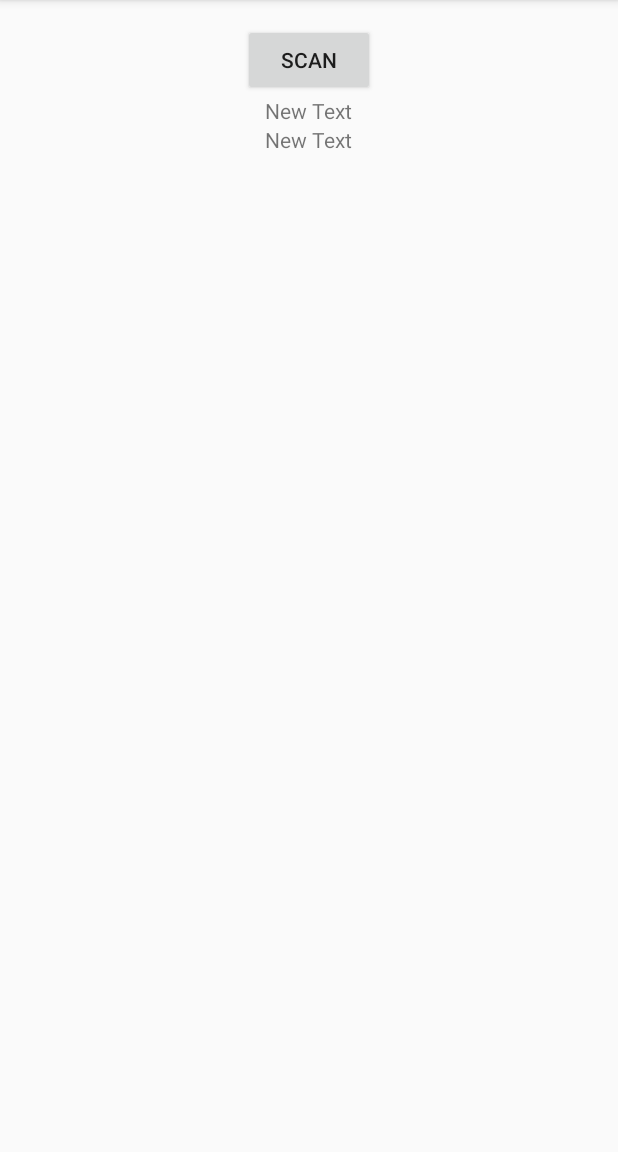
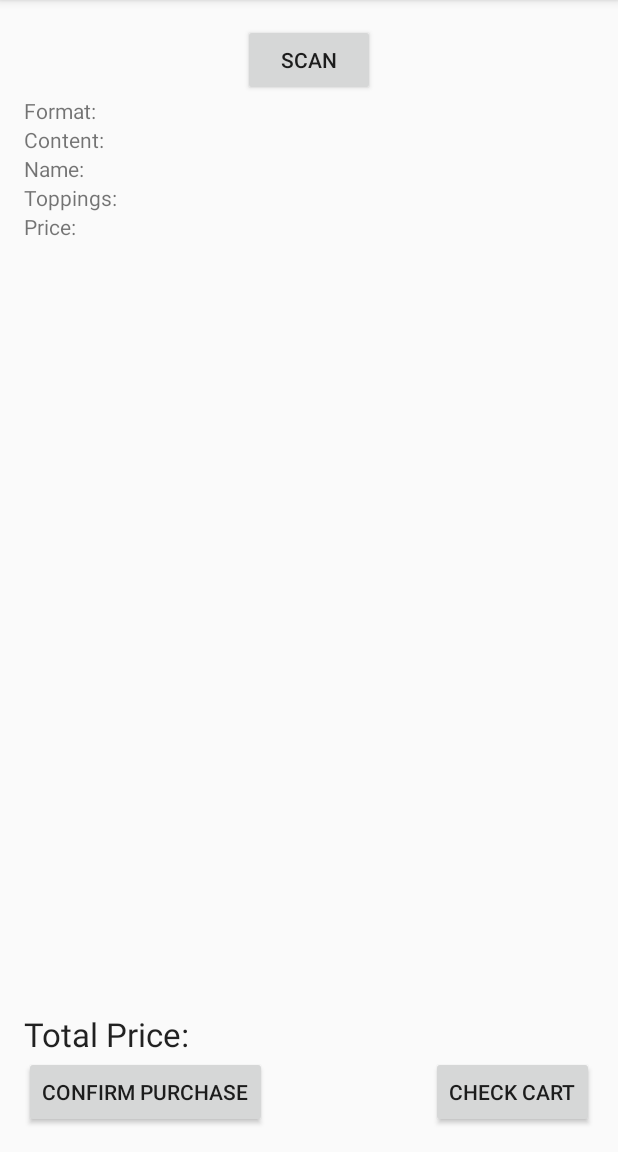
Before and after one commit to dwyenp1/soften2016_TeamBoris, an Android app: the screen it shows after launch (MainBarcodeScannerActivity), on a phone screen of 412 x 824 dp, the part 84-1236 px from its top. Run offline under Robolectric (Android 15) with nearby library versions, the phone set to English and light mode, and no system bars.

Commit message:
included price labels, running total price, and confirm purchase/ check cart buttons with click events

```diff
--- a/BarcodeScannerApp/app/src/main/java/bit/macdo5/barcodescannerapp/MainBarcodeScannerActivity.java
+++ b/BarcodeScannerApp/app/src/main/java/bit/macdo5/barcodescannerapp/MainBarcodeScannerActivity.java
@@ -30,6 +30,13 @@ public class MainBarcodeScannerActivity extends AppCompatActivity implements OnC
         if(v.getId()==R.id.scan_button){
             IntentIntegrator scanIntegrator = new IntentIntegrator(this);
             scanIntegrator.initiateScan();
+
+        }
+        if(v.getId()==R.id.btnConfirmPurchase) {
+
+        }
+        if(v.getId()==R.id.btnCheckCart) {
+
         }
     }
     public void onActivityResult(int requestCode, int resultCode, Intent intent) {
--- a/BarcodeScannerApp/app/src/main/res/layout/activity_main_barcode_scanner.xml
+++ b/BarcodeScannerApp/app/src/main/res/layout/activity_main_barcode_scanner.xml
@@ -16,21 +16,133 @@
         android:id="@+id/scan_button"
         android:layout_alignParentTop="true"
         android:layout_centerHorizontal="true" />
+    <TextView
+        android:layout_width="wrap_content"
+        android:layout_height="wrap_content"
+        android:text="Format:    "
+        android:id="@+id/format"
+        android:layout_below="@+id/scan_button"
+        android:layout_alignParentLeft="true"
+        android:layout_alignParentStart="true" />
 
     <TextView
         android:layout_width="wrap_content"
         android:layout_height="wrap_content"
-        android:text="New Text"
+        android:text=""
         android:id="@+id/scan_format"
-        android:layout_below="@+id/scan_button"
-        android:layout_centerHorizontal="true" />
+        android:layout_alignTop="@+id/format"
+        android:layout_toRightOf="@+id/format"
+        android:layout_toEndOf="@+id/format" />
 
     <TextView
         android:layout_width="wrap_content"
         android:layout_height="wrap_content"
-        android:text="New Text"
+        android:text="Content:    "
+        android:id="@+id/content"
+        android:layout_below="@+id/scan_format"
+        android:layout_alignParentLeft="true"
+        android:layout_alignParentStart="true" />
+
+    <TextView
+        android:layout_width="wrap_content"
+        android:layout_height="wrap_content"
+        android:text=""
         android:id="@+id/scan_content"
         android:layout_below="@+id/scan_format"
-        android:layout_centerHorizontal="true" />
+        android:layout_toRightOf="@+id/format"
+        android:layout_toEndOf="@+id/format" />
+
+    <TextView
+        android:layout_width="wrap_content"
+        android:layout_height="wrap_content"
+        android:text="Name:    "
+        android:id="@+id/name"
+        android:layout_below="@+id/content"
+        android:layout_alignParentLeft="true"
+        android:layout_alignParentStart="true" />
+
+    <TextView
+        android:layout_width="wrap_content"
+        android:layout_height="wrap_content"
+        android:text=""
+        android:id="@+id/scan_name"
+        android:layout_below="@+id/scan_content"
+        android:layout_toRightOf="@+id/name"
+        android:layout_toEndOf="@+id/name" />
+
+    <TextView
+        android:layout_width="wrap_content"
+        android:layout_height="wrap_content"
+        android:text="Toppings:     "
+        android:id="@+id/toppings"
+        android:layout_below="@+id/name"
+        android:layout_alignParentLeft="true"
+        android:layout_alignParentStart="true" />
+
+    <TextView
+        android:layout_width="wrap_content"
+        android:layout_height="wrap_content"
+        android:text=""
+        android:id="@+id/scan_toppings"
+        android:layout_below="@+id/scan_name"
+        android:layout_toRightOf="@+id/toppings"
+        android:layout_toEndOf="@+id/toppings" />
+
+    <TextView
+        android:layout_width="wrap_content"
+        android:layout_height="wrap_content"
+        android:text="Price:     "
+        android:id="@+id/price"
+        android:layout_below="@+id/toppings"
+        android:layout_alignParentLeft="true"
+        android:layout_alignParentStart="true" />
+
+    <TextView
+        android:layout_width="wrap_content"
+        android:layout_height="wrap_content"
+        android:text=""
+        android:id="@+id/scan_price"
+        android:layout_below="@+id/scan_toppings"
+        android:layout_toRightOf="@+id/price"
+        android:layout_toEndOf="@+id/price" />
+
+    <TextView
+        android:layout_width="wrap_content"
+        android:layout_height="wrap_content"
+        android:textAppearance="?android:attr/textAppearanceLarge"
+        android:text="Total Price:    "
+        android:id="@+id/totalPriceLabel"
+        android:layout_above="@+id/btnConfirmPurchase"
+        android:layout_alignParentLeft="true"
+        android:layout_alignParentStart="true" />
+
+    <TextView
+        android:layout_width="wrap_content"
+        android:layout_height="wrap_content"
+        android:textAppearance="?android:attr/textAppearanceLarge"
+        android:text=""
+        android:id="@+id/runningTotalLabel"
+        android:layout_alignParentBottom="true"
+        android:layout_toRightOf="@+id/totalPriceLabel"
+        android:layout_toEndOf="@+id/totalPriceLabel" />
+
+    <Button
+        android:layout_width="wrap_content"
+        android:layout_height="wrap_content"
+        android:text="Confirm Purchase"
+        android:id="@+id/btnConfirmPurchase"
+        android:layout_alignParentBottom="true"
+        android:layout_alignParentLeft="true"
+        android:layout_alignParentStart="true" />
+
+    <Button
+        android:layout_width="wrap_content"
+        android:layout_height="wrap_content"
+        android:text="Check Cart"
+        android:id="@+id/btnCheckCart"
+        android:layout_alignParentBottom="true"
+        android:layout_alignParentRight="true"
+        android:layout_alignParentEnd="true" />
+
 
 </RelativeLayout>
```
